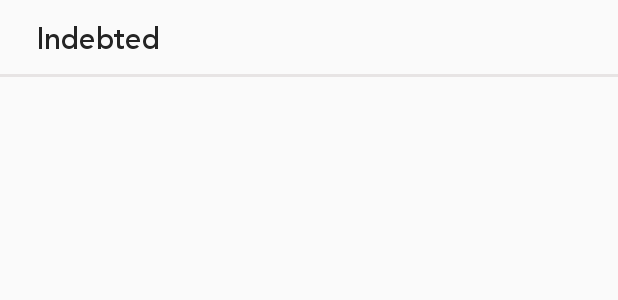
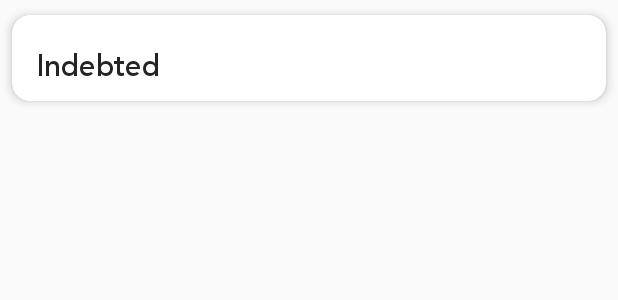
Before and after one commit to efanious/Aad-team-38-animation-challenge, an Android app: the layout word_row.xml on its own in the app's theme, with its tools: preview values and no code run, on a phone screen of 412 x 824 dp. Shown: the top 300 px of the screen. Run offline under Robolectric (Android 15) with nearby library versions, the phone set to English and light mode, and no system bars.

Commit message:
Animated the recentSearch word rows and used cardView for the rows

```diff
--- a/app/src/main/java/android/example/aad_team_38_animation_challenge/RecentSearchAdapter.java
+++ b/app/src/main/java/android/example/aad_team_38_animation_challenge/RecentSearchAdapter.java
@@ -6,6 +6,8 @@ import android.database.Cursor;
 import android.view.LayoutInflater;
 import android.view.View;
 import android.view.ViewGroup;
+import android.view.animation.Animation;
+import android.view.animation.AnimationUtils;
 import android.widget.BaseAdapter;
 import android.widget.TextView;
 
@@ -81,6 +83,9 @@ public class RecentSearchAdapter extends BaseAdapter {
 
         mCursor.moveToPosition(position);
         viewHolder.word.setText(mCursor.getString(mWordPos));
+
+        Animation animation = AnimationUtils.loadAnimation(mContext, R.anim.list_slide_in_left);
+        convertView.setAnimation(animation);
         return convertView;
     }
 
--- a/app/src/main/res/layout/word_row.xml
+++ b/app/src/main/res/layout/word_row.xml
@@ -1,31 +1,32 @@
 <?xml version="1.0" encoding="utf-8"?>
-<androidx.constraintlayout.widget.ConstraintLayout xmlns:android="http://schemas.android.com/apk/res/android"
+<androidx.cardview.widget.CardView xmlns:android="http://schemas.android.com/apk/res/android"
     xmlns:app="http://schemas.android.com/apk/res-auto"
+    xmlns:tools="http://schemas.android.com/tools"
     android:layout_width="match_parent"
     android:layout_height="wrap_content"
-    android:orientation="vertical">
+    android:orientation="vertical"
+    app:cardCornerRadius="12dp"
+    app:cardElevation="4dp"
+    app:cardUseCompatPadding="true"
+    app:contentPadding="8dp">
+
+    <androidx.constraintlayout.widget.ConstraintLayout
+        android:layout_width="match_parent"
+        android:layout_height="wrap_content">
 
         <TextView
+
             android:id="@+id/word"
             android:layout_width="0dp"
             android:layout_height="wrap_content"
-        android:layout_marginTop="8dp"
+            android:layout_margin="8dp"
             android:fontFamily="@font/avenir_medium"
             android:text="@string/word_row_dummy_word"
             android:textColor="@color/colorDark"
             android:textSize="20sp"
             app:layout_constraintEnd_toEndOf="parent"
             app:layout_constraintStart_toStartOf="parent"
-        app:layout_constraintTop_toTopOf="parent"
-        android:layout_marginStart="24dp"/>
+            app:layout_constraintTop_toTopOf="parent" />
 
-    <View
-        android:id="@+id/view"
-        android:layout_width="wrap_content"
-        android:layout_height="2dp"
-        android:layout_marginTop="8dp"
-        android:background="#E7E4E4"
-        app:layout_constraintEnd_toEndOf="parent"
-        app:layout_constraintStart_toStartOf="parent"
-        app:layout_constraintTop_toBottomOf="@+id/word" />
     </androidx.constraintlayout.widget.ConstraintLayout>
+</androidx.cardview.widget.CardView>
```
Also changed, not shown: app/src/main/java/android/example/aad_team_38_animation_challenge/FavWordAdapter.java (+41 -11 lines), app/src/main/java/android/example/aad_team_38_animation_challenge/FavoriteWord.java (+14 -3 lines), app/src/main/res/layout/fav_word_row.xml (+13 -12 lines). Lines whose indentation alone changed are shown as unchanged.
